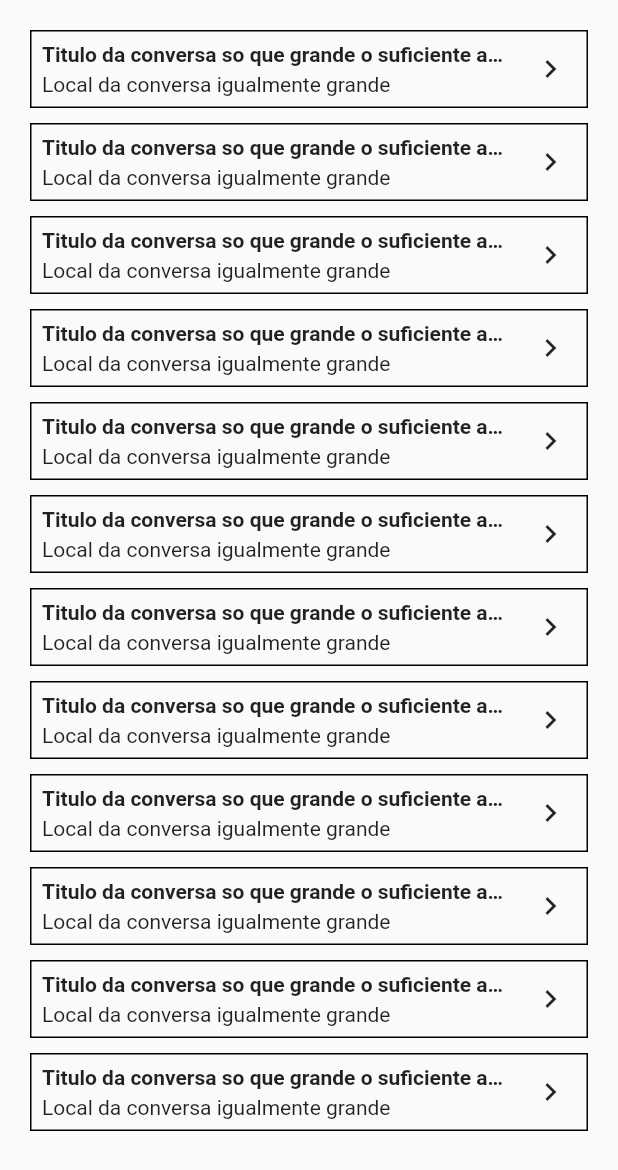
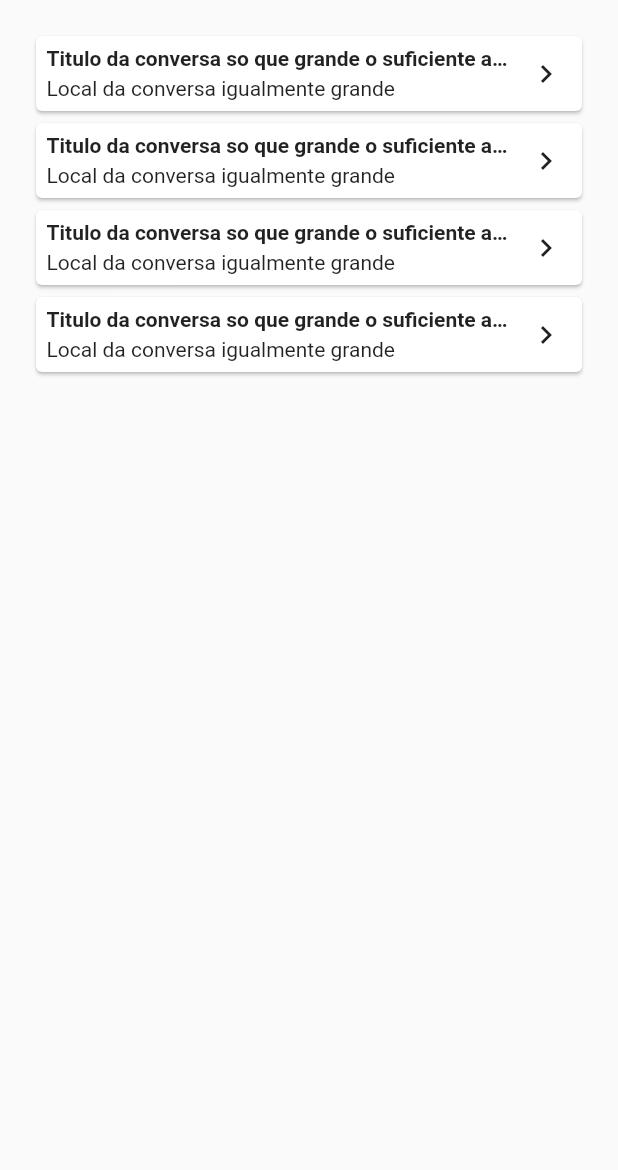
Before and after one commit to afonsoafonsoafonso/bird-chat, a Flutter app: the HomeBody widget shown alone on an empty page, opened directly, on a phone screen of 412 x 824 dp. Shown: the top 1170 px of the screen. Run offline on Flutter 3.47's test engine with Material 2 defaults, Android fonts, the phone set to English and light mode, and no system bars.

```diff
--- a/bird_chat/lib/screens/home.dart
+++ b/bird_chat/lib/screens/home.dart
@@ -1,6 +1,7 @@
 import 'package:flutter/material.dart';
 import 'package:bird_chat/widgets/home_body.dart';
 import 'package:bird_chat/widgets/myEvents_body.dart';
+import 'package:bird_chat/widgets/event_notification.dart';
 
 class Home extends StatefulWidget {
 
@@ -61,6 +62,8 @@ class _Home extends State<Home> {
                 ),
                 onPressed: () {},
               ),
+              new Stack(
+                children: <Widget>[
                   new IconButton(
                     icon: Icon(
                       Icons.event,
@@ -78,6 +81,9 @@ class _Home extends State<Home> {
                       });
                     },
                   ),
+                  new EventNotification(),
+                ]
+              )
             ],
           ),
         ),
--- a/bird_chat/lib/widgets/event_Container.dart
+++ b/bird_chat/lib/widgets/event_Container.dart
@@ -15,11 +15,7 @@ class _EventContainer extends State<EventContainer> {
 
   @override
   Widget build(BuildContext context) {
-    return Container(
-      margin: const EdgeInsets.only(bottom: 10),
-      decoration: BoxDecoration (
-        border: Border.all(),
-      ),
+    return Card (
       child: Column (
         mainAxisAlignment: MainAxisAlignment.start,
         children: <Widget> [
--- a/bird_chat/lib/widgets/home_body.dart
+++ b/bird_chat/lib/widgets/home_body.dart
@@ -18,14 +18,7 @@ class HomeBody extends StatelessWidget {
               new EventContainer(),
               new EventContainer(),
               new EventContainer(),
-              new EventContainer(),
-              new EventContainer(),
-              new EventContainer(),
-              new EventContainer(),
-              new EventContainer(),
-              new EventContainer(),
-              new EventContainer(),
-              new EventContainer(),
+              //aumentar tamanho cos containers acrescentar padding no seu interior
             ]
           )
         ),
```
Also changed, not shown: bird_chat/lib/widgets/event_notification.dart (added, +22 -0 lines). Lines whose indentation alone changed are shown as unchanged.
